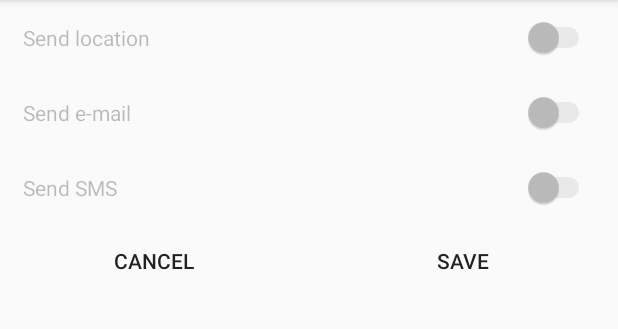
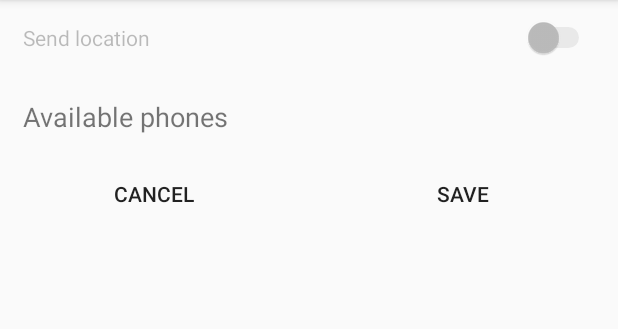
Before and after one commit to OnPanic/WarnContacts, an Android app: the fragment ContactSettings placed in its activity, after a tap on "SAVE", on a phone screen of 412 x 824 dp, the part 84-413 px from its top. Run offline under Robolectric (Android 15) with nearby library versions, the phone set to English and light mode, and no system bars; 2 statements that could not run were skipped.

Commit message:
delete email send

```diff
--- a/app/src/main/AndroidManifest.xml
+++ b/app/src/main/AndroidManifest.xml
@@ -5,7 +5,6 @@
     <uses-permission android:name="android.permission.READ_CONTACTS" />
     <uses-permission android:name="android.permission.ACCESS_FINE_LOCATION" />
     <uses-permission android:name="android.permission.SEND_SMS" />
-    <uses-permission android:name="android.permission.INTERNET" />
 
     <uses-feature android:name="android.hardware.location.gps" />
 
@@ -59,11 +58,6 @@
             android:authorities="org.onpanic.warncontacts.providers.PhonesContentProvider"
             android:exported="false" />
 
-        <provider
-            android:name=".providers.EmailsContentProvider"
-            android:authorities="org.onpanic.warncontacts.providers.EmailsContentProvider"
-            android:exported="false" />
-
     </application>
 
 </manifest>
--- a/app/src/main/java/org/onpanic/warncontacts/WarnContactsActivity.java
+++ b/app/src/main/java/org/onpanic/warncontacts/WarnContactsActivity.java
@@ -30,7 +30,7 @@ import org.onpanic.warncontacts.providers.ContactsContentProvider;
 
 public class WarnContactsActivity extends AppCompatActivity implements
         ContactsList.OnContactListener,
-        ContactSettings.OnContacSettingsListener,
+        ContactSettings.OnContactSettingsListener,
         WarnContacsSettings.OnTriggerAppsListener {
 
     private FragmentManager mFragmentManager;
--- a/app/src/main/java/org/onpanic/warncontacts/fragments/ContactSettings.java
+++ b/app/src/main/java/org/onpanic/warncontacts/fragments/ContactSettings.java
@@ -17,11 +17,9 @@ import android.widget.ListView;
 import android.widget.Switch;
 
 import org.onpanic.warncontacts.R;
-import org.onpanic.warncontacts.adapters.EmailsAdapter;
 import org.onpanic.warncontacts.adapters.PhonesAdapter;
 import org.onpanic.warncontacts.constants.WarnConstants;
 import org.onpanic.warncontacts.providers.ContactsContentProvider;
-import org.onpanic.warncontacts.providers.EmailsContentProvider;
 import org.onpanic.warncontacts.providers.PhonesContentProvider;
 
 import java.util.ArrayList;
@@ -30,28 +28,20 @@ public class ContactSettings extends Fragment {
     private Context mContext;
     private Uri contactURI;
     private String contactName;
-    private Switch sms;
-    private Switch email;
     private Switch location;
     private ListView lPhones;
-    private ListView eMails;
-    private OnContacSettingsListener mListener;
+    private OnContactSettingsListener mListener;
     private ContentResolver cr;
     private Boolean isValid = false;
-    private EmailsAdapter emailsAdapter;
     private PhonesAdapter phonesAdapter;
 
     private View.OnClickListener saveButtonClick = new View.OnClickListener() {
         @Override
         public void onClick(View view) {
-            boolean sendSMS = false;
-            boolean sendEmail = false;
-            ArrayList<String> checked_mails;
             ArrayList<String> checked_phones;
 
             if (!isValid) mListener.onContactFinishCallback();
 
-            if (sms.isChecked()) {
             checked_phones = phonesAdapter.getSelectedString();
 
             if (!checked_phones.isEmpty()) {
@@ -62,33 +52,13 @@ public class ContactSettings extends Fragment {
                     cr.insert(PhonesContentProvider.CONTENT_URI, phone_value);
                 }
 
-                    sendSMS = true;
-                }
-            }
 
-            if (email.isChecked()) {
-                checked_mails = emailsAdapter.getSelectedString();
-
-                if (!checked_mails.isEmpty()) {
-                    for (String email : checked_mails) {
-                        ContentValues email_value = new ContentValues();
-                        email_value.put(EmailsContentProvider.Email.CONTACT_ID, contactURI.getLastPathSegment());
-                        email_value.put(EmailsContentProvider.Email.EMAIL, email);
-                        cr.insert(EmailsContentProvider.CONTENT_URI, email_value);
-                    }
-
-                    sendEmail = true;
-                }
-            }
-
-            if ((sendSMS || sendEmail)) {
                 ContentValues contact_table = new ContentValues();
                 contact_table.put(ContactsContentProvider.Contact.CONTACT_ID, contactURI.getLastPathSegment());
                 contact_table.put(ContactsContentProvider.Contact.CONTACT_NAME, contactName);
-                contact_table.put(ContactsContentProvider.Contact.SEND_SMS, sendSMS);
-                contact_table.put(ContactsContentProvider.Contact.SEND_EMAIL, sendEmail);
                 contact_table.put(ContactsContentProvider.Contact.SEND_POSITION, location.isChecked());
                 cr.insert(ContactsContentProvider.CONTENT_URI, contact_table);
+
             }
 
             mListener.onContactFinishCallback();
@@ -114,33 +84,10 @@ public class ContactSettings extends Fragment {
 
         View layout = inflater.inflate(R.layout.fragment_contact_settings, container, false);
 
+        mListener.requestSendSMSPermissions();
+
         lPhones = (ListView) layout.findViewById(R.id.phones);
-        eMails = (ListView) layout.findViewById(R.id.emails);
 
-        sms = (Switch) layout.findViewById(R.id.send_sms);
-        sms.setOnCheckedChangeListener(new CompoundButton.OnCheckedChangeListener() {
-            @Override
-            public void onCheckedChanged(CompoundButton buttonView, boolean isChecked) {
-                if (isChecked) {
-                    lPhones.setVisibility(View.VISIBLE);
-                    mListener.requestSendSMSPermissions();
-                } else {
-                    lPhones.setVisibility(View.GONE);
-                }
-            }
-        });
-
-        email = (Switch) layout.findViewById(R.id.send_email);
-        email.setOnCheckedChangeListener(new CompoundButton.OnCheckedChangeListener() {
-            @Override
-            public void onCheckedChanged(CompoundButton buttonView, boolean isChecked) {
-                if (isChecked) {
-                    eMails.setVisibility(View.VISIBLE);
-                } else {
-                    eMails.setVisibility(View.GONE);
-                }
-            }
-        });
 
         location = (Switch) layout.findViewById(R.id.send_location);
         location.setOnCheckedChangeListener(new CompoundButton.OnCheckedChangeListener() {
@@ -173,8 +120,7 @@ public class ContactSettings extends Fragment {
         // Get phone numbers
         Boolean has_phone = (cursor.getInt(cursor.getColumnIndex(ContactsContract.Contacts.HAS_PHONE_NUMBER)) != 0);
         if (has_phone) {
-            sms.setEnabled(true);
-
+            isValid = true;
             phonesAdapter = new PhonesAdapter(
                     mContext,
                     cr.query(
@@ -189,25 +135,8 @@ public class ContactSettings extends Fragment {
 
             lPhones.setAdapter(phonesAdapter);
         }
+
         cursor.close();
-
-        // Get emails
-        Cursor emails = cr.query(
-                ContactsContract.CommonDataKinds.Email.CONTENT_URI,
-                null,
-                ContactsContract.CommonDataKinds.Email.CONTACT_ID + " = " + contactURI.getLastPathSegment(),
-                null,
-                null
-        );
-
-        if (emails != null && emails.getCount() > 0) {
-            email.setEnabled(true);
-            emailsAdapter = new EmailsAdapter(mContext, emails, 0);
-            eMails.setAdapter(emailsAdapter);
-        }
-
-        // Is a valid contact??
-        isValid = (email.isEnabled() || sms.isEnabled());
 
         // Enable only if we have a way to send the location
         location.setEnabled(isValid);
@@ -222,8 +151,8 @@ public class ContactSettings extends Fragment {
         mContext = context;
         cr = mContext.getContentResolver();
 
-        if (context instanceof OnContacSettingsListener) {
-            mListener = (OnContacSettingsListener) context;
+        if (context instanceof OnContactSettingsListener) {
+            mListener = (OnContactSettingsListener) context;
         } else {
             throw new RuntimeException(context.toString()
                     + " must implement OnContacSettingsListener");
@@ -242,12 +171,10 @@ public class ContactSettings extends Fragment {
     }
 
     public void onSendSMSPermissionDenied() {
-        lPhones.setVisibility(View.GONE);
-        sms.setChecked(false);
-        sms.setEnabled(false);
+        mListener.onContactFinishCallback();
     }
 
-    public interface OnContacSettingsListener {
+    public interface OnContactSettingsListener {
         void onContactFinishCallback();
 
         void requestLocationPermissions();
--- a/app/src/main/java/org/onpanic/warncontacts/providers/ContactsContentProvider.java
+++ b/app/src/main/java/org/onpanic/warncontacts/providers/ContactsContentProvider.java
@@ -112,9 +112,7 @@ public class ContactsContentProvider extends ContentProvider {
 
         public static final String CONTACT_ID = "contact_id";
         public static final String CONTACT_NAME = "contact_name";
-        public static final String SEND_EMAIL = "send_email";
         public static final String SEND_POSITION = "send_position";
-        public static final String SEND_SMS = "send_sms";
         public static final String ENABLED = "enabled";
 
         private Contact() {
--- a/app/src/main/java/org/onpanic/warncontacts/senders/WarnSenders.java
+++ b/app/src/main/java/org/onpanic/warncontacts/senders/WarnSenders.java
@@ -12,8 +12,4 @@ public class WarnSenders {
             ex.printStackTrace();
         }
     }
-
-    public static void sendEmail(String phoneNo, String msg) {
-        // TODO
-    }
 }
--- a/app/src/main/res/layout/fragment_contact_settings.xml
+++ b/app/src/main/res/layout/fragment_contact_settings.xml
@@ -17,35 +17,17 @@
             android:padding="15dp"
             android:text="@string/send_location" />
 
-        <Switch
-            android:id="@+id/send_email"
+        <TextView
             android:layout_width="match_parent"
             android:layout_height="wrap_content"
-            android:checked="false"
-            android:enabled="false"
             android:padding="15dp"
-            android:text="@string/send_email" />
-
-        <ListView
-            android:id="@+id/emails"
-            android:layout_width="match_parent"
-            android:layout_height="wrap_content"
-            android:visibility="gone" />
-
-        <Switch
-            android:id="@+id/send_sms"
-            android:layout_width="match_parent"
-            android:layout_height="wrap_content"
-            android:checked="false"
-            android:enabled="false"
-            android:padding="15dp"
-            android:text="@string/send_sms" />
+            android:text="@string/available_phones"
+            android:textSize="18sp" />
 
         <ListView
             android:id="@+id/phones"
             android:layout_width="match_parent"
-            android:layout_height="wrap_content"
-            android:visibility="gone" />
+            android:layout_height="wrap_content" />
 
         <LinearLayout
             android:layout_width="match_parent"
--- a/app/src/main/res/values-w820dp/dimens.xml
+++ b/app/src/main/res/values-w820dp/dimens.xml
@@ -2,5 +2,4 @@
     <!-- Example customization of dimensions originally defined in res/values/dimens.xml
          (such as screen margins) for screens with more than 820dp of available width. This
          would include 7" and 10" devices in landscape (~960dp and ~1280dp respectively). -->
-    <dimen name="activity_horizontal_margin">64dp</dimen>
 </resources>
--- a/app/src/main/res/values/dimens.xml
+++ b/app/src/main/res/values/dimens.xml
@@ -1,7 +1,4 @@
 <resources>
     <!-- Default screen margins, per the Android Design guidelines. -->
-    <dimen name="activity_horizontal_margin">16dp</dimen>
-    <dimen name="activity_vertical_margin">16dp</dimen>
     <dimen name="fab_margin">16dp</dimen>
-    <dimen name="text_margin">16dp</dimen>
 </resources>
--- a/app/src/main/res/values/strings.xml
+++ b/app/src/main/res/values/strings.xml
@@ -1,8 +1,6 @@
 <resources>
     <string name="app_name">Warn Contacts</string>
     <string name="action_settings">Settings</string>
-    <string name="send_email">Send e-mail</string>
-    <string name="send_sms">Send SMS</string>
     <string name="send_location">Send location</string>
     <string name="cancel">Cancel</string>
     <string name="save">Save</string>
@@ -24,6 +22,7 @@
     <string name="alert_message">Alert Message</string>
     <string name="alert_message_summary">The message send to your contacts</string>
     <string name="alert_message_default">I am in trouble</string>
+    <string name="available_phones">Available phones</string>
 
     <string name="pref_alert_message" translatable="false">pref_alert_message</string>
     <string name="pref_trigger_app" translatable="false">pref_trigger_app</string>
```
Also changed, not shown: app/src/main/java/org/onpanic/warncontacts/activities/PanicResponseActivity.java (+1 -38 lines), app/src/main/java/org/onpanic/warncontacts/adapters/EmailsAdapter.java (deleted, +0 -55 lines), app/src/main/java/org/onpanic/warncontacts/database/ContactsDB.java (+1 -11 lines), app/src/main/java/org/onpanic/warncontacts/providers/EmailsContentProvider.java (deleted, +0 -119 lines), app/src/main/res/layout/email.xml (deleted, +0 -12 lines). Lines whose indentation alone changed are shown as unchanged.
